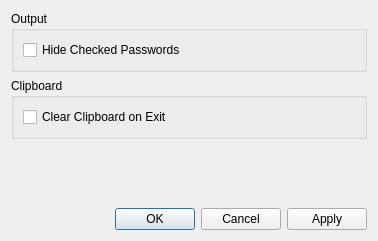
First picture: the form in preferencesdialog.ui, repository BrainB0ne/haveibeenpwned-local, before the edit.
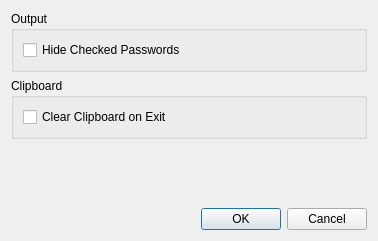
Second picture: the form after the edit.

Patch:
```diff
--- a/preferencesdialog.ui
+++ b/preferencesdialog.ui
@@ -65,7 +65,7 @@
       <enum>Qt::Orientation::Horizontal</enum>
      </property>
      <property name="standardButtons">
-      <set>QDialogButtonBox::StandardButton::Apply|QDialogButtonBox::StandardButton::Cancel|QDialogButtonBox::StandardButton::Ok</set>
+      <set>QDialogButtonBox::StandardButton::Cancel|QDialogButtonBox::StandardButton::Ok</set>
      </property>
     </widget>
    </item>
```
Left out of the diff: 2 changed lines with no effect on the pictures.
